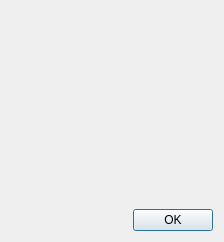
Before: the Qt Designer form designer/about.ui in ludiosarchive/anki, drawn with Qt 5.
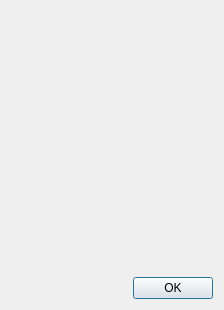
After: the same form once the commit is applied.

```diff
--- a/designer/about.ui
+++ b/designer/about.ui
@@ -6,7 +6,7 @@
     <x>0</x>
     <y>0</y>
     <width>224</width>
-    <height>242</height>
+    <height>310</height>
    </rect>
   </property>
   <property name="sizePolicy" >
```
